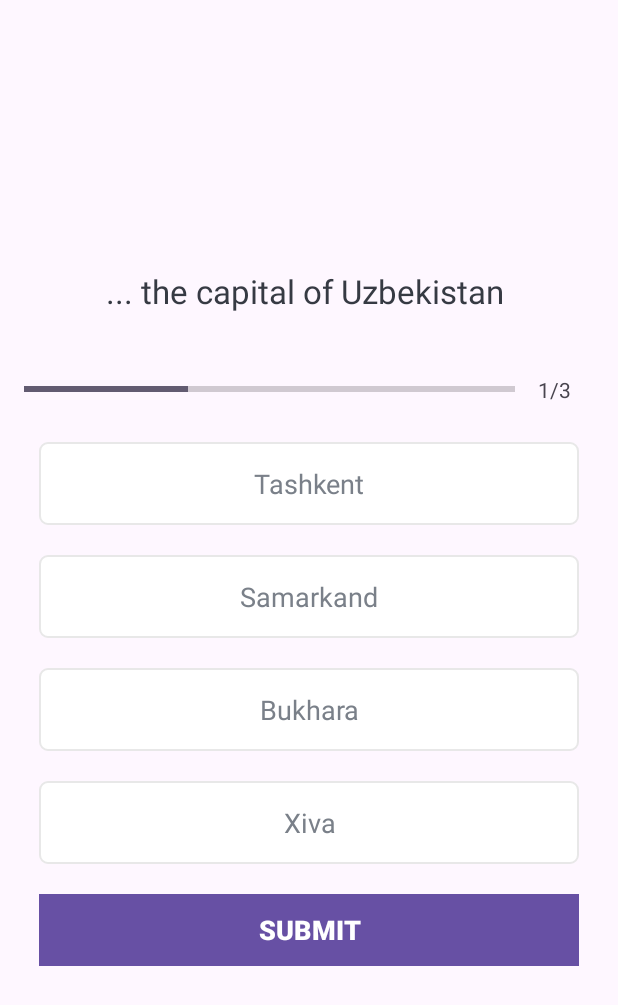
After one commit to JavlonAbdufattarov/android-studiya-5-project-, an Android app: the QuizStorage screen opened directly, with no data from a screen before it, on a phone screen of 412 x 824 dp. The commit adds this screen. Shown: the top 1005 px of the screen. Run offline under Robolectric (Android 15) with nearby library versions, the phone set to English and light mode, and no system bars.

Commit message:
for Lesson 7

```diff
--- /dev/null
+++ b/app/src/main/java/com/example/myapplication/Constants.kt
@@ -0,0 +1,43 @@
+package com.example.myapplication
+
+object Constants {
+
+    const val TOTAL_QUESTIONS: String = "total_questions"
+    const val CORRECT_ANSWERS: String = "correct_answers"
+    fun getQuestions(): ArrayList<Question>{
+        val questionList = ArrayList<Question>()
+        val que1 = Question(
+            1,
+            "... the capital of Uzbekistan ",
+            "Tashkent",
+            "Samarkand",
+            "Bukhara",
+            "Xiva",
+            1
+        )
+        questionList.add(que1)
+        val que2 = Question(
+            2,
+            "2+2=..",
+            "4",
+            "5",
+            "6",
+            "7",
+            1
+        )
+        questionList.add(que2)
+        val que3=Question(
+            3,
+            "I study in ...",
+            "Geek Brains",
+            "SkillBox",
+            "in YouTube",
+            "?",
+            1
+        )
+        questionList.add(que3)
+
+        return questionList
+   }
+
+}
--- /dev/null
+++ b/app/src/main/java/com/example/myapplication/Question.kt
@@ -0,0 +1,11 @@
+package com.example.myapplication
+
+data class Question(
+    val id: Int,
+    val question: String,
+    val optionOne: String,
+    val optionTwo: String,
+    val optionThree: String,
+    val optionFour: String,
+    val correctAnswer: Int
+)
--- /dev/null
+++ b/app/src/main/java/com/example/myapplication/QuizStorage.kt
@@ -0,0 +1,233 @@
+package com.example.myapplication
+
+import android.content.Intent
+import android.graphics.Color
+import android.graphics.Typeface
+import android.os.Bundle
+import android.view.View
+import android.widget.Button
+import android.widget.ProgressBar
+import android.widget.TextView
+import androidx.activity.enableEdgeToEdge
+import androidx.appcompat.app.AppCompatActivity
+import androidx.core.content.ContextCompat
+import androidx.core.view.ViewCompat
+import androidx.core.view.WindowInsetsCompat
+
+class QuizStorage : AppCompatActivity(),View.OnClickListener {
+
+    private var mCurrentPosition: Int = 1 // Default and the first question position
+    private var mQuestionsList: ArrayList<Question>? = null
+    private var mSelectedOptionPosition: Int = 0
+    private var mCorrectAnswers: Int = 0
+    private lateinit var tv_option_one: TextView
+    private lateinit var tv_option_two: TextView
+    private lateinit var tv_option_three: TextView
+    private lateinit var tv_option_four: TextView
+    private lateinit var btn_submit: Button
+    private lateinit var progressBar: ProgressBar
+    private lateinit var tv_progress: TextView
+    private lateinit var tv_question: TextView
+    override fun onCreate(savedInstanceState: Bundle?) {
+        //This call the parent constructor
+        super.onCreate(savedInstanceState)
+        // This is used to align the xml view to this class
+        setContentView(R.layout.activity_quiz_storage)
+
+        // TODO (STEP 4: Get the NAME from intent and assign it the variable.)
+        // START
+
+        // END
+        tv_option_one = findViewById<TextView>(R.id.tv_option_one)
+        tv_option_two = findViewById<TextView>(R.id.tv_option_two)
+        tv_option_three = findViewById<TextView>(R.id.tv_option_three)
+        tv_option_four = findViewById<TextView>(R.id.tv_option_four)
+        btn_submit = findViewById<Button>(R.id.btn_submit)
+        progressBar = findViewById<ProgressBar>(R.id.progressBar)
+        tv_progress = findViewById<TextView>(R.id.tv_progress)
+        tv_question = findViewById<TextView>(R.id.tv_question)
+        mQuestionsList = Constants.getQuestions()
+
+        setQuestion()
+
+        tv_option_one.setOnClickListener(this)
+        tv_option_two.setOnClickListener(this)
+        tv_option_three.setOnClickListener(this)
+        tv_option_four.setOnClickListener(this)
+        btn_submit.setOnClickListener(this)
+    }
+
+    override fun onClick(v: View?) {
+
+        when (v?.id) {
+
+            R.id.tv_option_one -> {
+
+                selectedOptionView(tv_option_one, 1)
+            }
+
+            R.id.tv_option_two -> {
+
+                selectedOptionView(tv_option_two, 2)
+            }
+
+            R.id.tv_option_three -> {
+
+                selectedOptionView(tv_option_three, 3)
+            }
+
+            R.id.tv_option_four -> {
+
+                selectedOptionView(tv_option_four, 4)
+            }
+
+            R.id.btn_submit -> {
+
+                if (mSelectedOptionPosition == 0) {
+
+                    mCurrentPosition++
+
+                    when {
+
+                        mCurrentPosition <= mQuestionsList!!.size -> {
+
+                            setQuestion()
+                        }
+                        else -> {
+
+                            // TODO (STEP 5: Now remove the toast message and launch the result screen which we have created and also pass the user name and score details to it.)
+                            // START
+                            val intent =
+                                Intent(this@QuizStorage, ResultActivity::class.java)
+                            intent.putExtra(Constants.CORRECT_ANSWERS, mCorrectAnswers)
+                            intent.putExtra(Constants.TOTAL_QUESTIONS, mQuestionsList!!.size)
+                            startActivity(intent)
+                            finish()
+                            // END
+                        }
+                    }
+                } else {
+                    val question = mQuestionsList?.get(mCurrentPosition - 1)
+
+                    // This is to check if the answer is wrong
+                    if (question!!.correctAnswer != mSelectedOptionPosition) {
+                        answerView(mSelectedOptionPosition, R.drawable.wrong_option_border_bg)
+                    }
+                    else {
+                        mCorrectAnswers++
+                    }
+
+                    // This is for correct answer
+                    answerView(question.correctAnswer, R.drawable.correct_option_border_bg)
+
+                    if (mCurrentPosition == mQuestionsList!!.size) {
+                        btn_submit.text = "FINISH"
+                    } else {
+                        btn_submit.text = "GO TO NEXT QUESTION"
+                    }
+
+                    mSelectedOptionPosition = 0
+                }
+            }
+        }
+    }
+
+    /**
+     * A function for setting the question to UI components.
+     */
+    private fun setQuestion() {
+
+        val question = mQuestionsList!!.get(mCurrentPosition - 1) // Getting the question from the list with the help of current position.
+
+        defaultOptionsView()
+
+        if (mCurrentPosition == mQuestionsList!!.size) {
+            btn_submit.text = "FINISH"
+        } else {
+            btn_submit.text = "SUBMIT"
+        }
+
+        progressBar.progress = mCurrentPosition
+        tv_progress.text = "$mCurrentPosition" + "/" + progressBar.getMax()
+
+        tv_question.text = question.question
+        tv_option_one.text = question.optionOne
+        tv_option_two.text = question.optionTwo
+        tv_option_three.text = question.optionThree
+        tv_option_four.text = question.optionFour
+    }
+
+    /**
+     * A function to set the view of selected option view.
+     */
+    private fun selectedOptionView(tv: TextView, selectedOptionNum: Int) {
+
+        defaultOptionsView()
+
+        mSelectedOptionPosition = selectedOptionNum
+
+        tv.setTextColor(
+            Color.parseColor("#363A43")
+        )
+        tv.setTypeface(tv.typeface, Typeface.BOLD)
+        tv.background = ContextCompat.getDrawable(
+            this@QuizStorage,
+            R.drawable.selected_option_border_bg
+        )
+    }
+
+    /**
+     * A function to set default options view when the new question is loaded or when the answer is reselected.
+     */
+    private fun defaultOptionsView() {
+
+        val options = ArrayList<TextView>()
+        options.add(0, tv_option_one)
+        options.add(1, tv_option_two)
+        options.add(2, tv_option_three)
+        options.add(3, tv_option_four)
+
+        for (option in options) {
+            option.setTextColor(Color.parseColor("#7A8089"))
+            option.typeface = Typeface.DEFAULT
+            option.background = ContextCompat.getDrawable(
+                this@QuizStorage,
+                R.drawable.default_option_border_bg
+            )
+        }
+    }
+
+    /**
+     * A function for answer view which is used to highlight the answer is wrong or right.
+     */
+    private fun answerView(answer: Int, drawableView: Int) {
+
+        when (answer) {
+
+            1 -> {
+                tv_option_one.background = ContextCompat.getDrawable(
+                    this@QuizStorage,
+                    drawableView
+                )
+            }
+            2 -> {
+                tv_option_two.background = ContextCompat.getDrawable(
+                    this@QuizStorage,
+                    drawableView
+                )
+            }
+            3 -> {
+                tv_option_three.background = ContextCompat.getDrawable(
+                    this@QuizStorage,
+                    drawableView
+                )
+            }
+            4 -> {
+                tv_option_four.background = ContextCompat.getDrawable(
+                    this@QuizStorage,
+                    drawableView
+                )
+            }
+        }
+    }
+}
--- /dev/null
+++ b/app/src/main/res/drawable/correct_option_border_bg.xml
@@ -0,0 +1,8 @@
+<?xml version="1.0" encoding="utf-8"?>
+<shape xmlns:android="http://schemas.android.com/apk/res/android"
+    android:shape="rectangle">
+
+    <solid android:color="@android:color/holo_green_light" />
+
+    <corners android:radius="5dp" />
+</shape>
--- /dev/null
+++ b/app/src/main/res/drawable/default_option_border_bg.xml
@@ -0,0 +1,12 @@
+<?xml version="1.0" encoding="utf-8"?>
+<shape xmlns:android="http://schemas.android.com/apk/res/android"
+    android:shape="rectangle">
+
+    <stroke
+        android:width="1dp"
+        android:color="#E8E8E8" />
+
+    <solid android:color="@android:color/white" />
+
+    <corners android:radius="5dp" />
+</shape>
--- /dev/null
+++ b/app/src/main/res/drawable/selected_option_border_bg.xml
@@ -0,0 +1,12 @@
+<?xml version="1.0" encoding="utf-8"?>
+<shape xmlns:android="http://schemas.android.com/apk/res/android"
+    android:shape="rectangle">
+
+    <stroke
+        android:width="1dp"
+        android:color="@color/colorPrimary" />
+
+    <solid android:color="@android:color/white" />
+
+    <corners android:radius="5dp" />
+</shape>
--- /dev/null
+++ b/app/src/main/res/drawable/wrong_option_border_bg.xml
@@ -0,0 +1,8 @@
+<?xml version="1.0" encoding="utf-8"?>
+<shape xmlns:android="http://schemas.android.com/apk/res/android"
+    android:shape="rectangle">
+
+    <solid android:color="@android:color/holo_red_light" />
+
+    <corners android:radius="5dp" />
+</shape>
--- /dev/null
+++ b/app/src/main/res/layout/activity_quiz_storage.xml
@@ -0,0 +1,123 @@
+<?xml version="1.0" encoding="utf-8"?>
+<ScrollView xmlns:android="http://schemas.android.com/apk/res/android"
+    xmlns:tools="http://schemas.android.com/tools"
+    android:layout_width="match_parent"
+    android:layout_height="match_parent"
+    android:fillViewport="true"
+    tools:context=".QuizStorage">
+
+    <LinearLayout
+        android:layout_width="match_parent"
+        android:layout_height="wrap_content"
+        android:gravity="center"
+        android:orientation="vertical"
+        android:padding="16dp">
+
+        <TextView
+            android:id="@+id/tv_question"
+            android:layout_width="match_parent"
+            android:layout_height="wrap_content"
+            android:layout_margin="10dp"
+            android:gravity="center"
+            android:textColor="#363A43"
+            android:textSize="22sp"
+            tools:text="What country does this flag belong to?" />
+        <LinearLayout
+            android:id="@+id/ll_progress_details"
+            android:layout_width="match_parent"
+            android:layout_height="wrap_content"
+            android:layout_marginTop="16dp"
+            android:gravity="center_vertical"
+            android:orientation="horizontal">
+
+            <ProgressBar
+                android:id="@+id/progressBar"
+                style="?android:attr/progressBarStyleHorizontal"
+                android:layout_width="0dp"
+                android:layout_height="wrap_content"
+                android:layout_weight="1"
+                android:indeterminate="false"
+                android:max="3"
+                android:minHeight="50dp"
+                android:progress="0" />
+
+            <TextView
+                android:id="@+id/tv_progress"
+                android:layout_width="wrap_content"
+                android:layout_height="wrap_content"
+                android:gravity="center"
+                android:padding="15dp"
+                android:textColorHint="#7A8089"
+                android:textSize="14sp"
+                tools:text="0/3" />
+        </LinearLayout>
+
+        <TextView
+            android:id="@+id/tv_option_one"
+            android:layout_width="match_parent"
+            android:layout_height="wrap_content"
+            android:layout_margin="10dp"
+            android:background="@drawable/default_option_border_bg"
+            android:gravity="center"
+            android:padding="15dp"
+            android:textColor="#7A8089"
+            android:textSize="18sp"
+            tools:text="Apple" />
+
+        <TextView
+            android:id="@+id/tv_option_two"
+            android:layout_width="match_parent"
+            android:layout_height="wrap_content"
+            android:layout_marginStart="10dp"
+            android:layout_marginTop="10dp"
+            android:layout_marginEnd="10dp"
+            android:layout_marginBottom="10dp"
+            android:background="@drawable/default_option_border_bg"
+            android:gravity="center"
+            android:padding="15dp"
+            android:textColor="#7A8089"
+            android:textSize="18sp"
+            tools:text="Google" />
+
+        <TextView
+            android:id="@+id/tv_option_three"
+            android:layout_width="match_parent"
+            android:layout_height="wrap_content"
+            android:layout_marginStart="10dp"
+            android:layout_marginTop="10dp"
+            android:layout_marginEnd="10dp"
+            android:layout_marginBottom="10dp"
+            android:background="@drawable/default_option_border_bg"
+            android:gravity="center"
+            android:padding="15dp"
+            android:textColor="#7A8089"
+            android:textSize="18sp"
+            tools:text="Android Inc." />
+
+        <TextView
+            android:id="@+id/tv_option_four"
+            android:layout_width="match_parent"
+            android:layout_height="wrap_content"
+            android:layout_marginStart="10dp"
+            android:layout_marginTop="10dp"
+            android:layout_marginEnd="10dp"
+            android:layout_marginBottom="10dp"
+            android:background="@drawable/default_option_border_bg"
+            android:gravity="center"
+            android:padding="15dp"
+            android:textColor="#7A8089"
+            android:textSize="18sp"
+            tools:text="Nokia" />
+
+        <Button
+            android:id="@+id/btn_submit"
+            android:layout_width="match_parent"
+            android:layout_height="wrap_content"
+            android:layout_margin="10dp"
+            android:background="@color/colorPrimary"
+            android:text="SUBMIT"
+            android:textColor="@android:color/white"
+            android:textSize="18sp"
+            android:textStyle="bold" />
+    </LinearLayout>
+</ScrollView>
--- a/app/src/main/res/values/colors.xml
+++ b/app/src/main/res/values/colors.xml
@@ -1,5 +1,9 @@
 <?xml version="1.0" encoding="utf-8"?>
 <resources>
+    <color name="colorPrimary">#9013FE</color>
+    <color name="colorPrimaryDark">#6A1B9A</color>
+    <color name="colorAccent">#9013FE</color>
+
     <color name="black">#FF000000</color>
     <color name="white">#FFFFFFFF</color>
 </resources>
```
Also changed, not shown: app/build.gradle.kts (+17 -0 lines), app/src/main/AndroidManifest.xml (+11 -1 lines), app/src/main/java/com/example/myapplication/MainActivity.kt (+10 -15 lines), app/src/main/java/com/example/myapplication/ResultActivity.kt (added, +34 -0 lines), app/src/main/res/layout/activity_result.xml (added, +58 -0 lines), app/src/main/res/drawable/ic_bg.png (added), app/src/main/res/drawable/ic_trophy.png (added).
